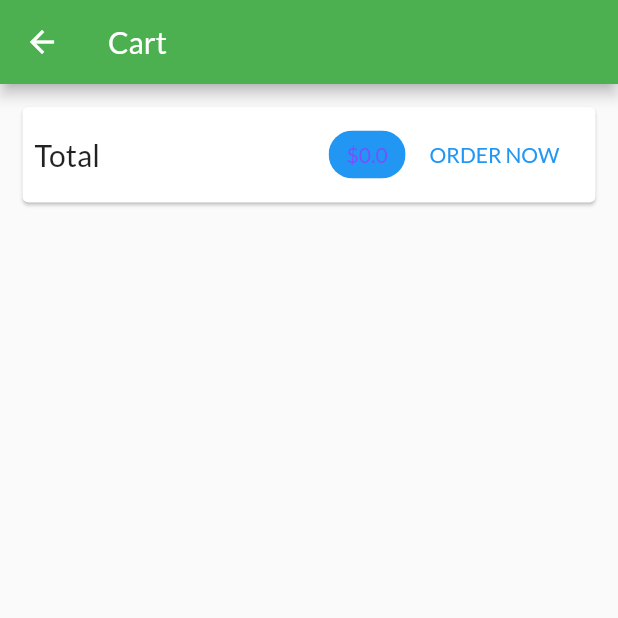
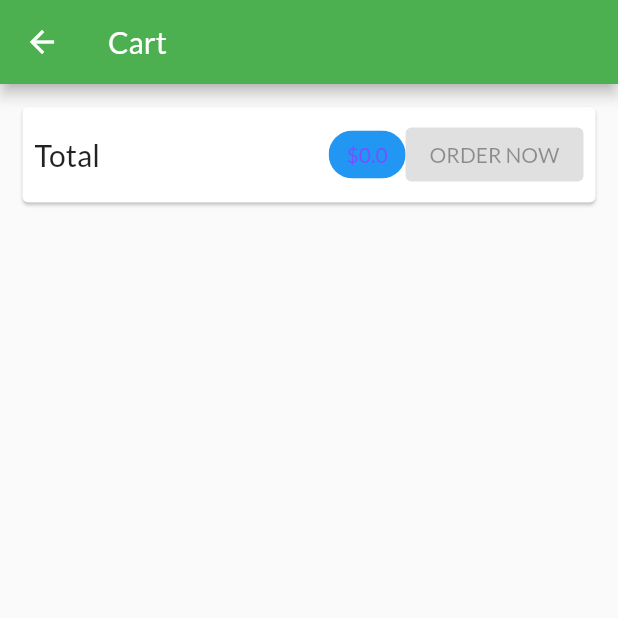
Before and after one commit to tarekmabdallah91/shopping, a Flutter app: the CartScreen screen opened by its route, on a phone screen of 412 x 824 dp, the top half of it. Run offline on Flutter 3.47's test engine with Material 2 defaults, Android fonts, the phone set to English and light mode, and no system bars; our stand-ins replace firebase_core; missing offline and left inert: dart:ffi; accounts and stored records are empty; network calls fail.

```diff
--- a/lib/screens/edit_product_screen.dart
+++ b/lib/screens/edit_product_screen.dart
@@ -71,7 +71,7 @@ class _EditProductScreenState extends State<EditProductScreen> {
             title: Text('An error occurred!'),
             content: Text('Something went wrong.'),
             actions: <Widget>[
-              FlatButton(
+              ElevatedButton(
                 child: Text('Okay'),
                 onPressed: () {
                   Navigator.of(ctx).pop();
--- a/lib/widgets/order_button.dart
+++ b/lib/widgets/order_button.dart
@@ -7,7 +7,7 @@ import '../providers/orders.dart';
 class OrderButton extends StatefulWidget {
   final Cart cart;
 
-  const OrderButton({super.key, required this.cart});
+  const OrderButton({required this.cart});
 
   @override
   _OrderButtonState createState() => _OrderButtonState();
@@ -18,7 +18,7 @@ class _OrderButtonState extends State<OrderButton> {
 
   @override
   Widget build(BuildContext context) {
-    return FlatButton(
+    return ElevatedButton(
       child: _isLoading ? CircularProgressIndicator() : Text('ORDER NOW'),
       onPressed: (widget.cart.totalPrice <= 0 || _isLoading)
           ? null
@@ -35,7 +35,6 @@ class _OrderButtonState extends State<OrderButton> {
               });
               widget.cart.clear();
             },
-      textColor: Theme.of(context).primaryColor,
     );
   }
 }
--- a/lib/widgets/product_item.dart
+++ b/lib/widgets/product_item.dart
@@ -38,7 +38,7 @@ class ProductItem extends StatelessWidget {
                 ),
                 color: Theme.of(context).colorScheme.secondary,
                 onPressed: () {
-                  product.toggleIsFavouraiteStatus();
+                  product.toggleFavoriteStatus();
                   productsData.removeProductFromFavouraites(
                       product); // dart(todo) to make grid listen to this action
                 },
--- a/lib/widgets/user_product_item.dart
+++ b/lib/widgets/user_product_item.dart
@@ -12,7 +12,7 @@ class UserProductItem extends StatelessWidget {
 
   @override
   Widget build(BuildContext context) {
-    final scaffold = Scaffold.of(context);
+    final scaffoldMessenger = ScaffoldMessenger.of(context);
     return ListTile(
       title: Text(title),
       leading: CircleAvatar(
@@ -39,7 +39,7 @@ class UserProductItem extends StatelessWidget {
                   await Provider.of<Products>(context, listen: false)
                       .removeProductById(id);
                 } catch (error) {
-                  scaffold.showSnackBar(
+                  scaffoldMessenger.showSnackBar(
                     SnackBar(
                       content: Text(
                         'Deleting failed!',
```
Also changed, not shown: lib/providers/product.dart (+31 -2 lines).
